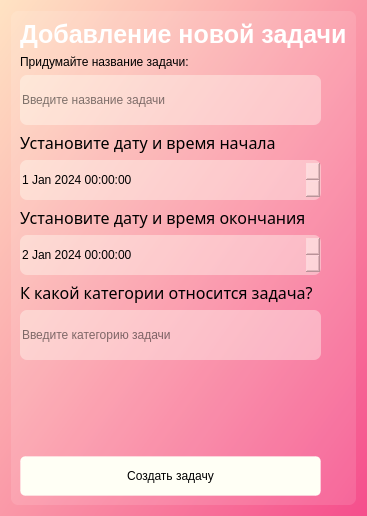
First picture: the form in Interface_files/Add_new_task_Window.ui, repository Ephirious/Notes-TaskManager, before the edit.
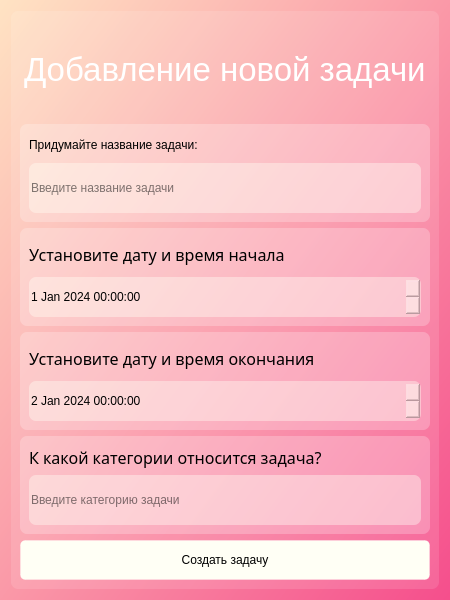
Second picture: the form after the edit.

What changed in the file:
```diff
--- a/Interface_files/Add_new_task_Window.ui
+++ b/Interface_files/Add_new_task_Window.ui
@@ -6,20 +6,20 @@
    <rect>
     <x>0</x>
     <y>0</y>
-    <width>359</width>
-    <height>503</height>
+    <width>450</width>
+    <height>600</height>
    </rect>
   </property>
   <property name="minimumSize">
    <size>
-    <width>0</width>
-    <height>0</height>
+    <width>450</width>
+    <height>600</height>
    </size>
   </property>
   <property name="maximumSize">
    <size>
-    <width>16777215</width>
-    <height>16777215</height>
+    <width>450</width>
+    <height>600</height>
    </size>
   </property>
   <property name="windowTitle">
@@ -29,7 +29,7 @@
    <string notr="true">background-color: qlineargradient(spread:repeat, x1:0, y1:0, x2:1, y2:1, stop:0 rgba(255, 227, 195, 255), stop:1 rgba(245, 78, 140, 255));
 </string>
   </property>
-  <layout class="QGridLayout" name="gridLayout_2">
+  <layout class="QGridLayout" name="gridLayout_6">
    <item row="0" column="0">
     <widget class="QFrame" name="frame">
      <property name="maximumSize">
@@ -49,8 +49,115 @@
       <enum>QFrame::Shadow::Raised</enum>
      </property>
      <layout class="QGridLayout" name="gridLayout">
-      <item row="4" column="0">
-       <widget class="QDateTimeEdit" name="dateTimeEdit">
+      <item row="0" column="0">
+       <layout class="QVBoxLayout" name="verticalLayout_5">
+        <item alignment="Qt::AlignmentFlag::AlignHCenter">
+         <widget class="QLabel" name="label">
+          <property name="font">
+           <font>
+            <pointsize>25</pointsize>
+            <italic>false</italic>
+            <bold>false</bold>
+           </font>
+          </property>
+          <property name="styleSheet">
+           <string notr="true">font-weight: bold;
+font: 25pt;
+background-color: none;
+color: white;</string>
+          </property>
+          <property name="text">
+           <string>Добавление новой задачи</string>
+          </property>
+         </widget>
+        </item>
+        <item>
+         <widget class="QFrame" name="frame_2">
+          <property name="styleSheet">
+           <string notr="true">background-color: rgba(255, 255, 255, 60);
+border-radius: 7px;</string>
+          </property>
+          <property name="frameShape">
+           <enum>QFrame::Shape::StyledPanel</enum>
+          </property>
+          <property name="frameShadow">
+           <enum>QFrame::Shadow::Raised</enum>
+          </property>
+          <layout class="QGridLayout" name="gridLayout_2">
+           <item row="0" column="0">
+            <layout class="QVBoxLayout" name="verticalLayout">
+             <item>
+              <widget class="QLabel" name="label_2">
+               <property name="styleSheet">
+                <string notr="true">font: 12pt &quot;Sitka&quot;;
+color: black;
+background-color: none;</string>
+               </property>
+               <property name="text">
+                <string>Придумайте название задачи:</string>
+               </property>
+              </widget>
+             </item>
+             <item>
+              <widget class="QLineEdit" name="lineEdit_task">
+               <property name="minimumSize">
+                <size>
+                 <width>0</width>
+                 <height>50</height>
+                </size>
+               </property>
+               <property name="styleSheet">
+                <string notr="true">font: 13pt &quot;Sitka&quot;;
+color: black;
+background-color: rgb(255, 255, 245, 100);</string>
+               </property>
+               <property name="placeholderText">
+                <string>Введите название задачи</string>
+               </property>
+              </widget>
+             </item>
+            </layout>
+           </item>
+          </layout>
+         </widget>
+        </item>
+        <item>
+         <widget class="QFrame" name="frame_3">
+          <property name="styleSheet">
+           <string notr="true">background-color: rgba(255, 255, 255, 60);
+border-radius: 7px;</string>
+          </property>
+          <property name="frameShape">
+           <enum>QFrame::Shape::StyledPanel</enum>
+          </property>
+          <property name="frameShadow">
+           <enum>QFrame::Shadow::Raised</enum>
+          </property>
+          <layout class="QGridLayout" name="gridLayout_3">
+           <item row="0" column="0">
+            <layout class="QVBoxLayout" name="verticalLayout_2">
+             <item>
+              <widget class="QLabel" name="label_3">
+               <property name="font">
+                <font>
+                 <family>Sitka</family>
+                 <pointsize>12</pointsize>
+                 <italic>false</italic>
+                 <bold>false</bold>
+                </font>
+               </property>
+               <property name="styleSheet">
+                <string notr="true">font: 12pt &quot;Sitka&quot;;
+color: black;
+background-color: none;</string>
+               </property>
+               <property name="text">
+                <string>Установите дату и время начала</string>
+               </property>
+              </widget>
+             </item>
+             <item>
+              <widget class="QDateTimeEdit" name="dateTimeEdit_start">
         <property name="minimumSize">
          <size>
           <width>0</width>
@@ -77,7 +184,27 @@
         </property>
        </widget>
       </item>
-      <item row="5" column="0" colspan="2">
+            </layout>
+           </item>
+          </layout>
+         </widget>
+        </item>
+        <item>
+         <widget class="QFrame" name="frame_5">
+          <property name="styleSheet">
+           <string notr="true">background-color: rgba(255, 255, 255, 60);
+border-radius: 7px;</string>
+          </property>
+          <property name="frameShape">
+           <enum>QFrame::Shape::StyledPanel</enum>
+          </property>
+          <property name="frameShadow">
+           <enum>QFrame::Shadow::Raised</enum>
+          </property>
+          <layout class="QGridLayout" name="gridLayout_4">
+           <item row="0" column="0">
+            <layout class="QVBoxLayout" name="verticalLayout_3">
+             <item>
        <widget class="QLabel" name="label_4">
         <property name="font">
          <font>
@@ -97,42 +224,8 @@
         </property>
        </widget>
       </item>
-      <item row="9" column="1">
-       <spacer name="verticalSpacer">
-        <property name="orientation">
-         <enum>Qt::Orientation::Vertical</enum>
-        </property>
-        <property name="sizeType">
-         <enum>QSizePolicy::Policy::Fixed</enum>
-        </property>
-        <property name="sizeHint" stdset="0">
-         <size>
-          <width>20</width>
-          <height>90</height>
-         </size>
-        </property>
-       </spacer>
-      </item>
-      <item row="2" column="0">
-       <widget class="QLineEdit" name="lineEdit">
-        <property name="minimumSize">
-         <size>
-          <width>0</width>
-          <height>50</height>
-         </size>
-        </property>
-        <property name="styleSheet">
-         <string notr="true">font: 13pt &quot;Sitka&quot;;
-color: black;
-background-color: rgb(255, 255, 245, 100);</string>
-        </property>
-        <property name="placeholderText">
-         <string>Введите название задачи</string>
-        </property>
-       </widget>
-      </item>
-      <item row="6" column="0">
-       <widget class="QDateTimeEdit" name="dateTimeEdit_2">
+             <item>
+              <widget class="QDateTimeEdit" name="dateTimeEdit_end">
         <property name="minimumSize">
          <size>
           <width>0</width>
@@ -153,19 +246,70 @@
         </property>
        </widget>
       </item>
-      <item row="1" column="0" colspan="2">
-       <widget class="QLabel" name="label_2">
+            </layout>
+           </item>
+          </layout>
+         </widget>
+        </item>
+        <item>
+         <widget class="QFrame" name="frame_6">
+          <property name="styleSheet">
+           <string notr="true">background-color: rgba(255, 255, 255, 60);
+border-radius: 7px;</string>
+          </property>
+          <property name="frameShape">
+           <enum>QFrame::Shape::StyledPanel</enum>
+          </property>
+          <property name="frameShadow">
+           <enum>QFrame::Shadow::Raised</enum>
+          </property>
+          <layout class="QGridLayout" name="gridLayout_5">
+           <item row="0" column="0">
+            <layout class="QVBoxLayout" name="verticalLayout_4">
+             <item>
+              <widget class="QLabel" name="label_5">
+               <property name="font">
+                <font>
+                 <family>Sitka</family>
+                 <pointsize>12</pointsize>
+                 <italic>false</italic>
+                 <bold>false</bold>
+                </font>
+               </property>
         <property name="styleSheet">
          <string notr="true">font: 12pt &quot;Sitka&quot;;
 color: black;
 background-color: none;</string>
         </property>
         <property name="text">
-         <string>Придумайте название задачи:</string>
+                <string>К какой категории относится задача?</string>
         </property>
        </widget>
       </item>
-      <item row="10" column="0">
+             <item>
+              <widget class="QLineEdit" name="lineEdit_category">
+               <property name="minimumSize">
+                <size>
+                 <width>0</width>
+                 <height>50</height>
+                </size>
+               </property>
+               <property name="styleSheet">
+                <string notr="true">font: 13pt &quot;Sitka&quot;;
+color: black;
+background-color: rgb(255, 255, 245, 100);</string>
+               </property>
+               <property name="placeholderText">
+                <string>Введите категорию задачи</string>
+               </property>
+              </widget>
+             </item>
+            </layout>
+           </item>
+          </layout>
+         </widget>
+        </item>
+        <item>
        <widget class="QPushButton" name="pushButton">
         <property name="minimumSize">
          <size>
@@ -194,81 +338,7 @@
         </property>
        </widget>
       </item>
-      <item row="0" column="0" colspan="2">
-       <widget class="QLabel" name="label">
-        <property name="font">
-         <font>
-          <pointsize>19</pointsize>
-          <bold>true</bold>
-         </font>
-        </property>
-        <property name="styleSheet">
-         <string notr="true">font-weight: bold;
-background-color: none;
-color: white;</string>
-        </property>
-        <property name="text">
-         <string>Добавление новой задачи</string>
-        </property>
-       </widget>
-      </item>
-      <item row="3" column="0" colspan="2">
-       <widget class="QLabel" name="label_3">
-        <property name="font">
-         <font>
-          <family>Sitka</family>
-          <pointsize>12</pointsize>
-          <italic>false</italic>
-          <bold>false</bold>
-         </font>
-        </property>
-        <property name="styleSheet">
-         <string notr="true">font: 12pt &quot;Sitka&quot;;
-color: black;
-background-color: none;</string>
-        </property>
-        <property name="text">
-         <string>Установите дату и время начала</string>
-        </property>
-       </widget>
-      </item>
-      <item row="7" column="0" colspan="2">
-       <widget class="QLabel" name="label_5">
-        <property name="font">
-         <font>
-          <family>Sitka</family>
-          <pointsize>12</pointsize>
-          <italic>false</italic>
-          <bold>false</bold>
-         </font>
-        </property>
-        <property name="styleSheet">
-         <string notr="true">font: 12pt &quot;Sitka&quot;;
-color: black;
-background-color: none;</string>
-        </property>
-        <property name="text">
-         <string>К какой категории относится задача?</string>
-        </property>
-       </widget>
-      </item>
-      <item row="8" column="0">
-       <widget class="QLineEdit" name="lineEdit_2">
-        <property name="minimumSize">
-         <size>
-          <width>0</width>
-          <height>50</height>
-         </size>
-        </property>
-        <property name="styleSheet">
-         <string notr="true">font: 13pt &quot;Sitka&quot;;
-color: black;
-background-color: rgb(255, 255, 245, 100);</string>
-        </property>
-        <property name="placeholderText">
-         <string>Введите категорию задачи</string>
-        </property>
-       </widget>
+       </layout>
       </item>
      </layout>
     </widget>
```
Lines whose indentation alone changed are shown as unchanged.
